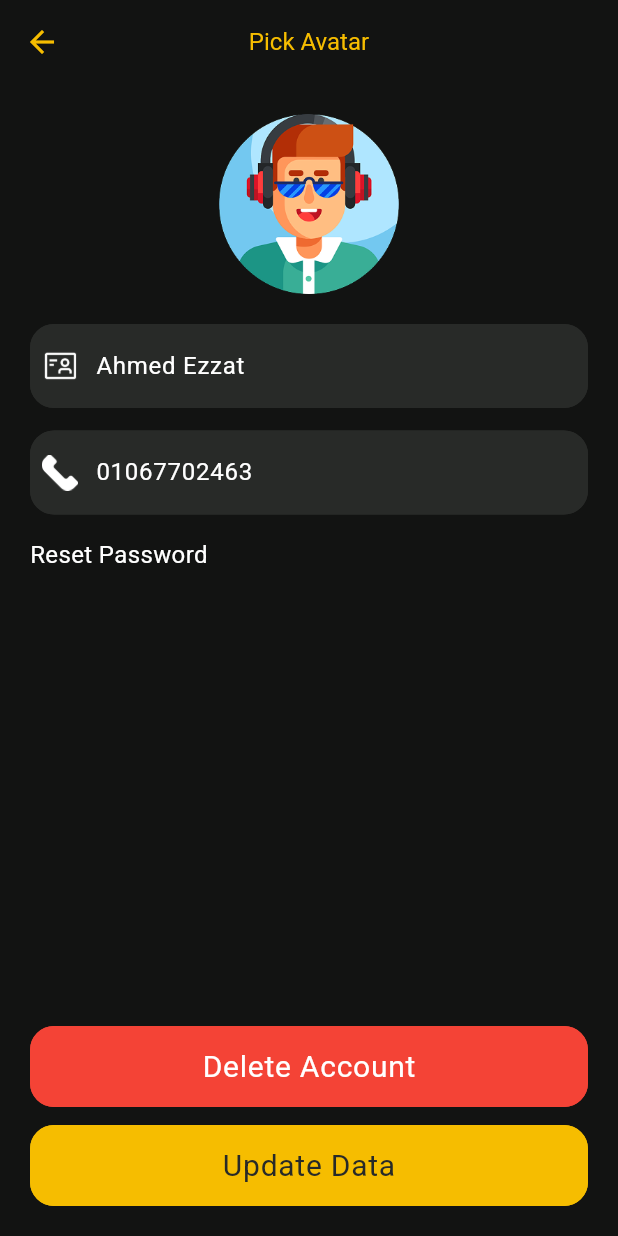
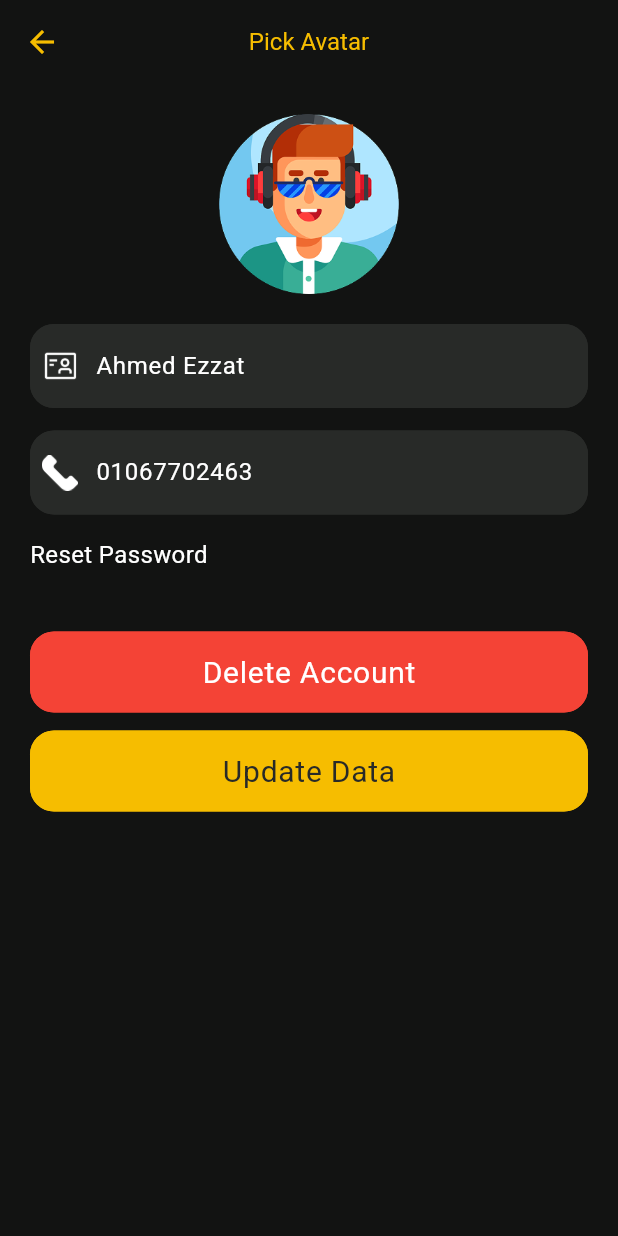
Before and after one commit to AhmedAhmedEzzat/movies_app, a Flutter app: the EditeProfile screen opened by its route, on a phone screen of 412 x 824 dp. Run offline on Flutter 3.47's test engine with Material 3 defaults, Android fonts, the phone set to English and light mode, and no system bars; our stand-ins replace animated_toggle_switch, carousel_slider, shared_preferences; accounts and stored records are empty.

Commit message:
_ Phase 1 # Ahmed Ezzat

```diff
--- a/lib/modules/layout/pages/edite_profile.dart
+++ b/lib/modules/layout/pages/edite_profile.dart
@@ -33,10 +33,13 @@ class _EditeProfileState extends State<EditeProfile> {
   Widget build(BuildContext context) {
     var theme = Theme.of(context);
     return Scaffold(
+      resizeToAvoidBottomInset: true,
       appBar: AppBar(title: const Text("Pick Avatar")),
-      body: Padding(
+      body: SafeArea(
+        child: SingleChildScrollView(
           padding: const EdgeInsets.all(20),
           child: Column(
+            crossAxisAlignment: CrossAxisAlignment.center,
             children: [
               AvatarWidget(
                 imagePath: selectedAvatar,
@@ -63,8 +66,7 @@ class _EditeProfileState extends State<EditeProfile> {
                 alignment: Alignment.centerLeft,
                 child: Text("Reset Password", style: theme.textTheme.bodyMedium),
               ),
-
-            const Spacer(),
+              const SizedBox(height: 40),
 
               CustomButton(
                 borderColor: Colors.red,
@@ -92,6 +94,7 @@ class _EditeProfileState extends State<EditeProfile> {
             ],
           ),
         ),
+      ),
     );
   }
 
```
Lines whose indentation alone changed are shown as unchanged.
